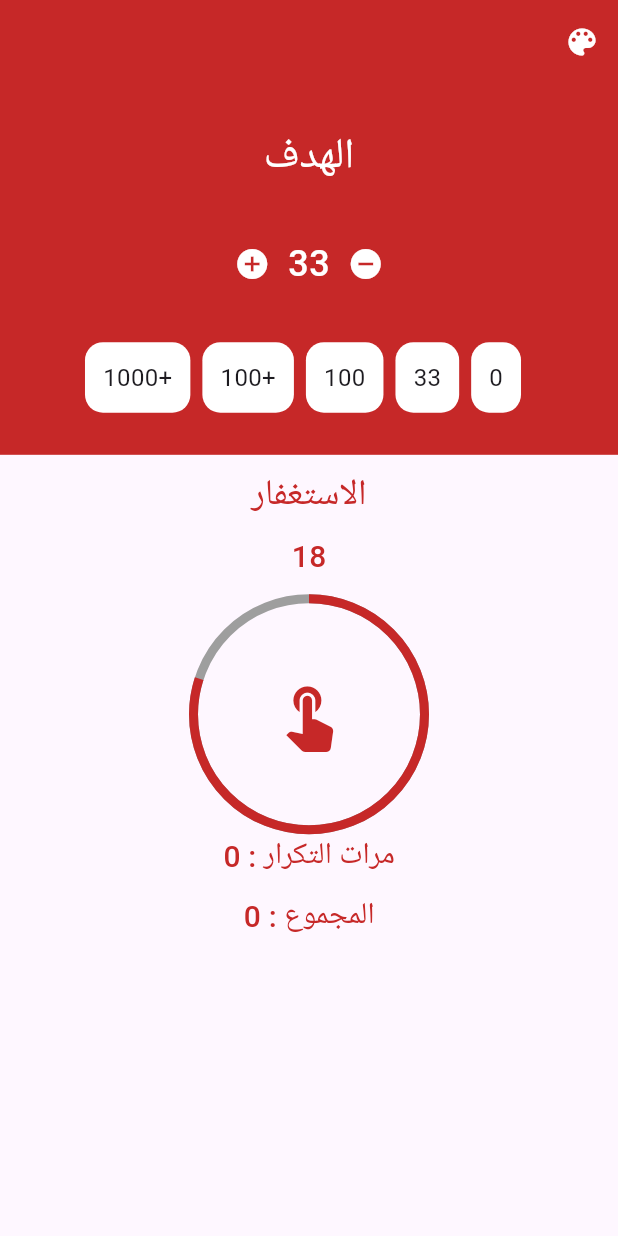
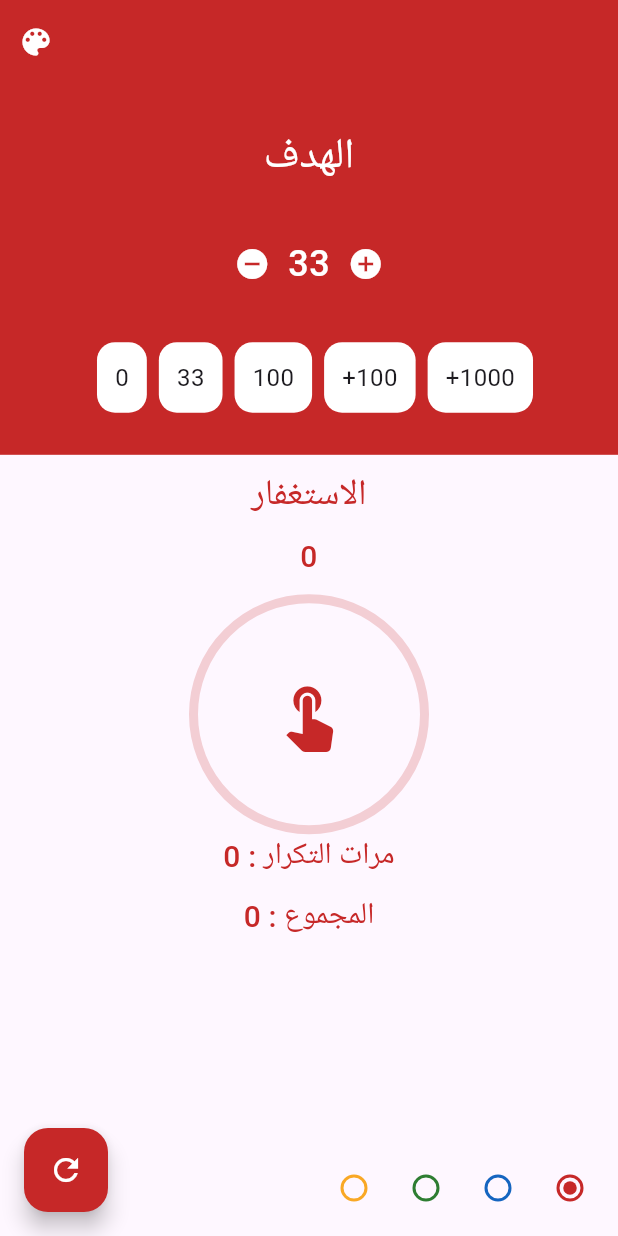
Before and after one commit to MeDoRa0/sup7a_app, a Flutter app: the screen it shows after launch, on a phone screen of 412 x 824 dp. Run offline on Flutter 3.47's test engine with Material 3 defaults, Android fonts, the phone set to English and light mode, and no system bars; drawn by our look-alikes of percent_indicator.

Commit message:
app design done

```diff
--- a/lib/home_page.dart
+++ b/lib/home_page.dart
@@ -9,10 +9,30 @@ class HomePage extends StatefulWidget {
 }
 
 class _HomePageState extends State<HomePage> {
+  int radio = 0;
+
+  int appColor = 0xffC62828;
+  TextDirection textDecoration = TextDirection.rtl;
+  int counter = 0;
+  int time = 0;
   @override
   Widget build(BuildContext context) {
-    Color mainColor = Colors.red.shade800;
-    return Scaffold(
+    Color mainColor = Color(appColor);
+    return Directionality(
+      textDirection: textDecoration,
+      child: Scaffold(
+        floatingActionButton: FloatingActionButton(
+          backgroundColor: mainColor,
+          onPressed: () {
+            setState(() {
+              counter = 0;
+            });
+          },
+          child: const Icon(
+            Icons.refresh,
+            color: Colors.white,
+          ),
+        ),
         appBar: AppBar(
           backgroundColor: mainColor,
           elevation: 0,
@@ -175,7 +195,7 @@ class _HomePageState extends State<HomePage> {
                   height: 10,
                 ),
                 Text(
-                '18',
+                  '$counter',
                   style: TextStyle(
                     fontSize: 20,
                     color: mainColor,
@@ -188,17 +208,26 @@ class _HomePageState extends State<HomePage> {
                 CircularPercentIndicator(
                   radius: 80,
                   lineWidth: 6.0,
-                percent: 0.8,
-                center: new Icon(
-                  Icons.touch_app,
-                  size: 50.0,
+                  percent: counter / 33,
+                  center: IconButton(
+                    iconSize: 50.0,
                     color: mainColor,
+                    onPressed: () {
+                      setState(() {
+                        if (counter == 33) {
+                          time++;
+                          counter = 0;
+                        }
+                        counter++;
+                      });
+                    },
+                    icon: const Icon(Icons.touch_app),
                   ),
-                backgroundColor: Colors.grey,
+                  backgroundColor: mainColor.withOpacity(0.2),
                   progressColor: mainColor,
                 ),
                 Text(
-                'مرات التكرار : 0',
+                  'مرات التكرار : $time',
                   style: TextStyle(
                     fontSize: 20,
                     color: mainColor,
@@ -221,7 +250,69 @@ class _HomePageState extends State<HomePage> {
                 ),
               ],
             ),
+            const Spacer(),
+            Padding(
+              padding: const EdgeInsets.all(8.0),
+              child: Row(
+                children: [
+                  Radio(
+                      fillColor: MaterialStateColor.resolveWith(
+                        (states) => const Color(0xffC62828),
+                      ),
+                      value: 0xffC62828,
+                      groupValue: appColor,
+                      onChanged: (val) {
+                        setState(() {
+                          appColor = val!;
+                        });
+                      }),
+                  Radio(
+                    fillColor: MaterialStateColor.resolveWith(
+                      (states) => const Color(0xff1565C0),
+                    ),
+                    value: 0xff1565C0,
+                    groupValue: appColor,
+                    onChanged: (val) {
+                      setState(
+                        () {
+                          appColor = val!;
+                        },
+                      );
+                    },
+                  ),
+                  Radio(
+                    fillColor: MaterialStateColor.resolveWith(
+                      (states) => const Color(0xff2E7D32),
+                    ),
+                    value: 0xff2E7D32,
+                    groupValue: appColor,
+                    onChanged: (val) {
+                      setState(
+                        () {
+                          appColor = val!;
+                        },
+                      );
+                    },
+                  ),
+                  Radio(
+                    fillColor: MaterialStateColor.resolveWith(
+                      (states) => const Color(0xffF9A825),
+                    ),
+                    value: 0xffF9A825,
+                    groupValue: appColor,
+                    onChanged: (val) {
+                      setState(
+                        () {
+                          appColor = val!;
+                        },
+                      );
+                    },
+                  ),
                 ],
+              ),
+            )
+          ],
+        ),
       ),
     );
   }
```
Also changed, not shown: pubspec.yaml (+1 -6 lines), pubspec.lock, 1 other file. Lines whose indentation alone changed are shown as unchanged.
